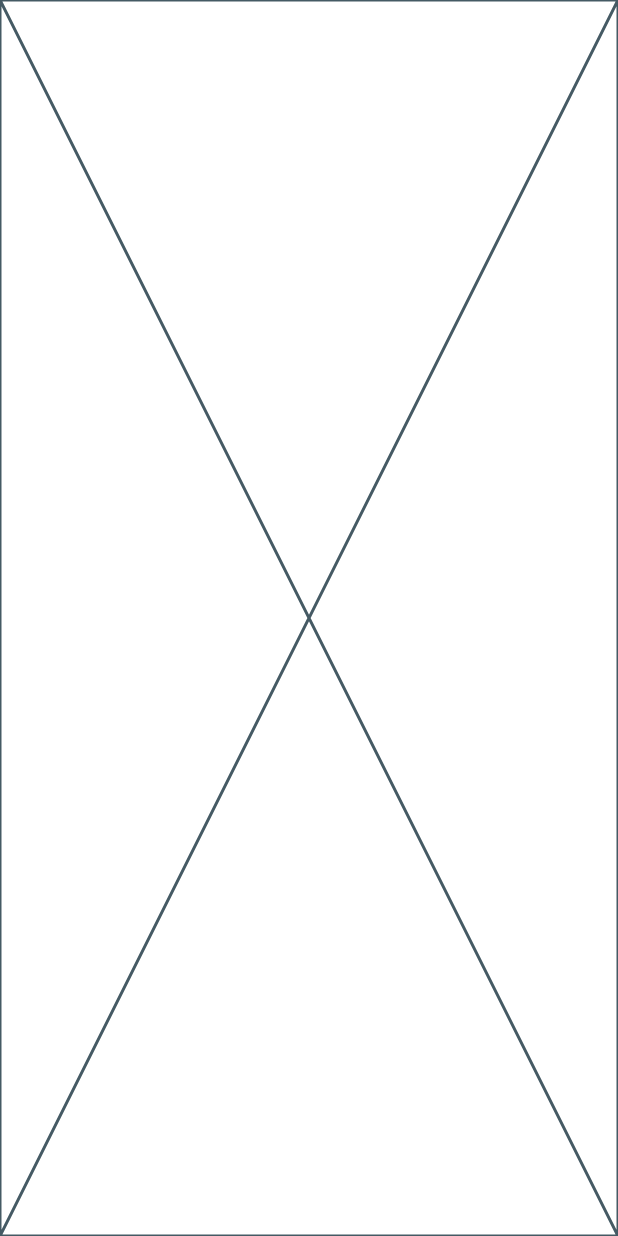
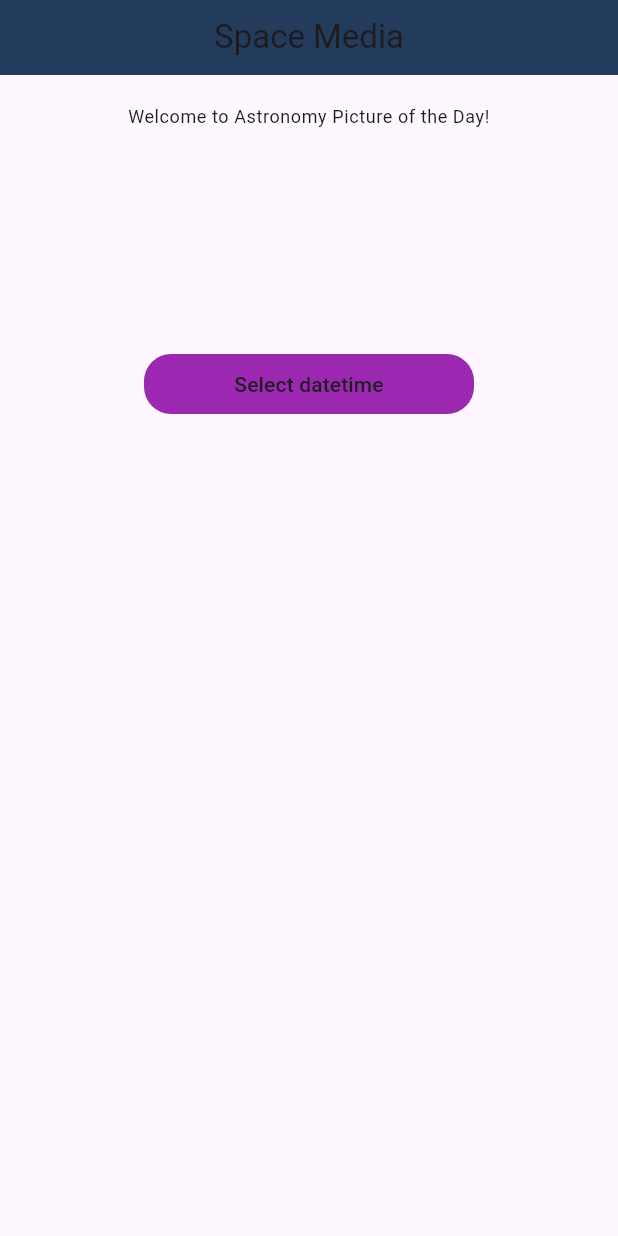
Before and after one commit to RodrigoLima96/space_media_app, a Flutter app: the screen it shows after launch, on a phone screen of 412 x 824 dp. Run offline on Flutter 3.47's test engine with Material 3 defaults, Android fonts, the phone set to English and light mode, and no system bars; our stand-ins replace dartz, equatable, flutter_modular, flutter_triple, shimmer, youtube_player_iframe.

Commit message:
injecting app dependencies and routes

```diff
--- /dev/null
+++ b/lib/app_module.dart
@@ -0,0 +1,28 @@
+
+import 'package:flutter_modular/flutter_modular.dart';
+import 'core/utils/converters/converters.dart';
+import 'features/space_media/domain/usecases/usecases.dart';
+import 'package:http/http.dart' as http;
+
+import 'features/space_media/data/datasources/datasources.dart';
+import 'features/space_media/data/repositories/repositories.dart';
+import 'features/space_media/presenter/controllers/controllers.dart';
+import 'features/space_media/presenter/pages/pages.dart';
+
+class AppModule extends Module {
+  @override
+  final List<Bind> binds = [
+    Bind.factory((i) => HomeStore(usecase:  i())),
+    Bind.lazySingleton((i) => GetSpaceMediaFromDateUsecase(repository:  i())),
+    Bind.lazySingleton((i) => SpaceMediaRepositoryImpl(datasource:  i())),
+    Bind.lazySingleton((i) => SpaceMediaDatasourceImpl(converter: i(), client: i())),
+    Bind.lazySingleton((i) => http.Client()),
+    Bind.lazySingleton((i) => DateToStringConverter()),
+  ];
+
+  @override
+  final List<ModularRoute> routes = [
+    ChildRoute('/', child: (_, __) => const HomePage()),
+    ChildRoute('/picture', child: (_, args) => PicturePage.fromArgs(args.data)),
+  ];
+}
--- /dev/null
+++ b/lib/app_widget.dart
@@ -0,0 +1,13 @@
+import 'package:flutter/material.dart';
+import 'package:flutter_modular/flutter_modular.dart';
+
+class AppWidget extends StatelessWidget {
+  const AppWidget({super.key});
+
+  @override
+  Widget build(BuildContext context) {
+    return const MaterialApp(
+      initialRoute: "/",
+    ).modular();
+  }
+}
--- a/lib/main.dart
+++ b/lib/main.dart
@@ -1,4 +1,8 @@
 import 'package:flutter/material.dart';
+import 'package:flutter_modular/flutter_modular.dart';
+
+import 'app_module.dart';
+import 'app_widget.dart';
 
 void main() {
   runApp(const MyApp());
@@ -9,22 +13,9 @@ class MyApp extends StatelessWidget {
 
   @override
   Widget build(BuildContext context) {
-    return MaterialApp(
-      title: 'Flutter Demo',
-      theme: ThemeData(
-        colorScheme: ColorScheme.fromSeed(seedColor: Colors.deepPurple),
-        useMaterial3: true,
-      ),
-      home: const HomePage(),
+    return ModularApp(
+      module: AppModule(),
+      child: const AppWidget(),
     );
   }
 }
-
-class HomePage extends StatelessWidget {
-  const HomePage({super.key});
-
-  @override
-  Widget build(BuildContext context) {
-    return const Placeholder();
-  }
-}
--- a/pubspec.yaml
+++ b/pubspec.yaml
@@ -37,6 +37,7 @@ dependencies:
   flutter_triple: ^1.2.2
   shimmer: ^3.0.0
   url_launcher: ^6.2.4
+  flutter_modular: ^3.2.2+1
   youtube_player_iframe: ^2.1.0
 
   # The following adds the Cupertino Icons font to your application.
```
Also changed, not shown: lib/features/space_media/presenter/widgets/custom_shimmer copy.dart (deleted, +0 -21 lines), lib/features/space_media/presenter/widgets/widgets.dart (added, +7 -0 lines), pubspec.lock.
